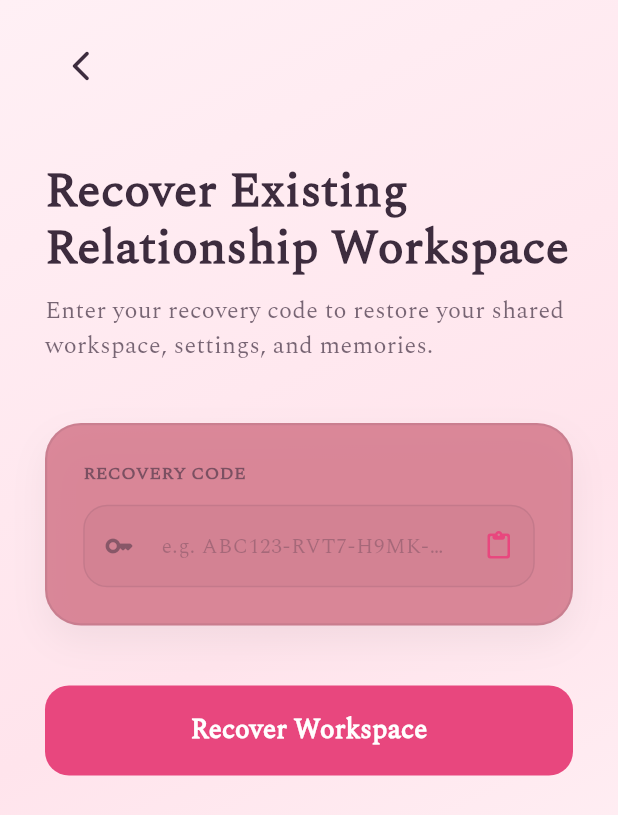
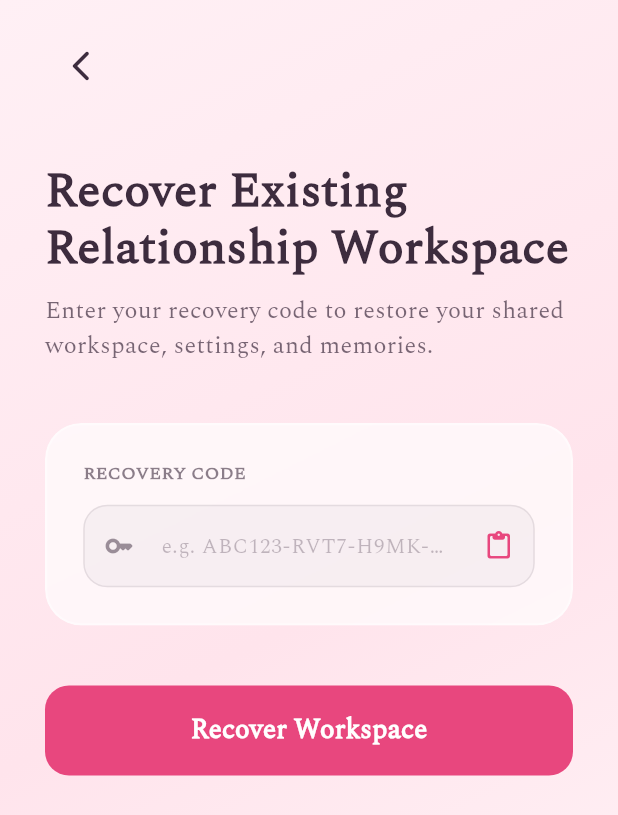
Before and after one commit to rowelalvero/Days_Together, a Flutter app: the RecoverRelationshipScreen screen opened directly, on a phone screen of 412 x 824 dp. Shown: the top 815 px of the screen. Run offline on Flutter 3.47's test engine with Material 3 defaults, Android fonts, the phone set to English and light mode, and no system bars; our stand-ins replace audioplayers, cached_network_image, confetti, firebase_core, firebase_messaging, fl_chart and 13 more; missing offline and left inert: flutter_painter_v2, gal; accounts and stored records are empty; network calls fail.

Commit message:
style: implement manual white glassmorphic container with ClipRRect and BackdropFilter

```diff
--- a/lib/screens/onboarding/recover_relationship_screen.dart
+++ b/lib/screens/onboarding/recover_relationship_screen.dart
@@ -1,3 +1,4 @@
+import 'dart:ui';
 import 'package:flutter/material.dart';
 import 'package:flutter/services.dart';
 import 'package:provider/provider.dart';
@@ -104,22 +105,19 @@ class _RecoverRelationshipScreenState extends State<RecoverRelationshipScreen> {
                       ),
                     ),
                     const SizedBox(height: 40),
-                    Container(
+                    ClipRRect(
+                      borderRadius: BorderRadius.circular(24),
+                      child: BackdropFilter(
+                        filter: ImageFilter.blur(sigmaX: 15, sigmaY: 15),
+                        child: Container(
                           padding: const EdgeInsets.all(24),
                           decoration: BoxDecoration(
-                        color: theme.cardColor.withValues(alpha: theme.isDark ? 0.6 : 0.85),
+                            color: Colors.white.withValues(alpha: theme.isDark ? 0.08 : 0.65),
                             borderRadius: BorderRadius.circular(24),
                             border: Border.all(
-                          color: theme.textColor.withValues(alpha: 0.1),
+                              color: Colors.white.withValues(alpha: theme.isDark ? 0.15 : 0.45),
                               width: 1.5,
                             ),
-                        boxShadow: [
-                          BoxShadow(
-                            color: Colors.black.withValues(alpha: theme.isDark ? 0.2 : 0.05),
-                            blurRadius: 20,
-                            offset: const Offset(0, 10),
-                          ),
-                        ],
                           ),
                           child: Column(
                             crossAxisAlignment: CrossAxisAlignment.start,
@@ -225,6 +223,8 @@ class _RecoverRelationshipScreenState extends State<RecoverRelationshipScreen> {
                             ],
                           ),
                         ),
+                      ),
+                    ),
                     const SizedBox(height: 40),
                     SizedBox(
                       width: double.infinity,
```
Lines whose indentation alone changed are shown as unchanged.
